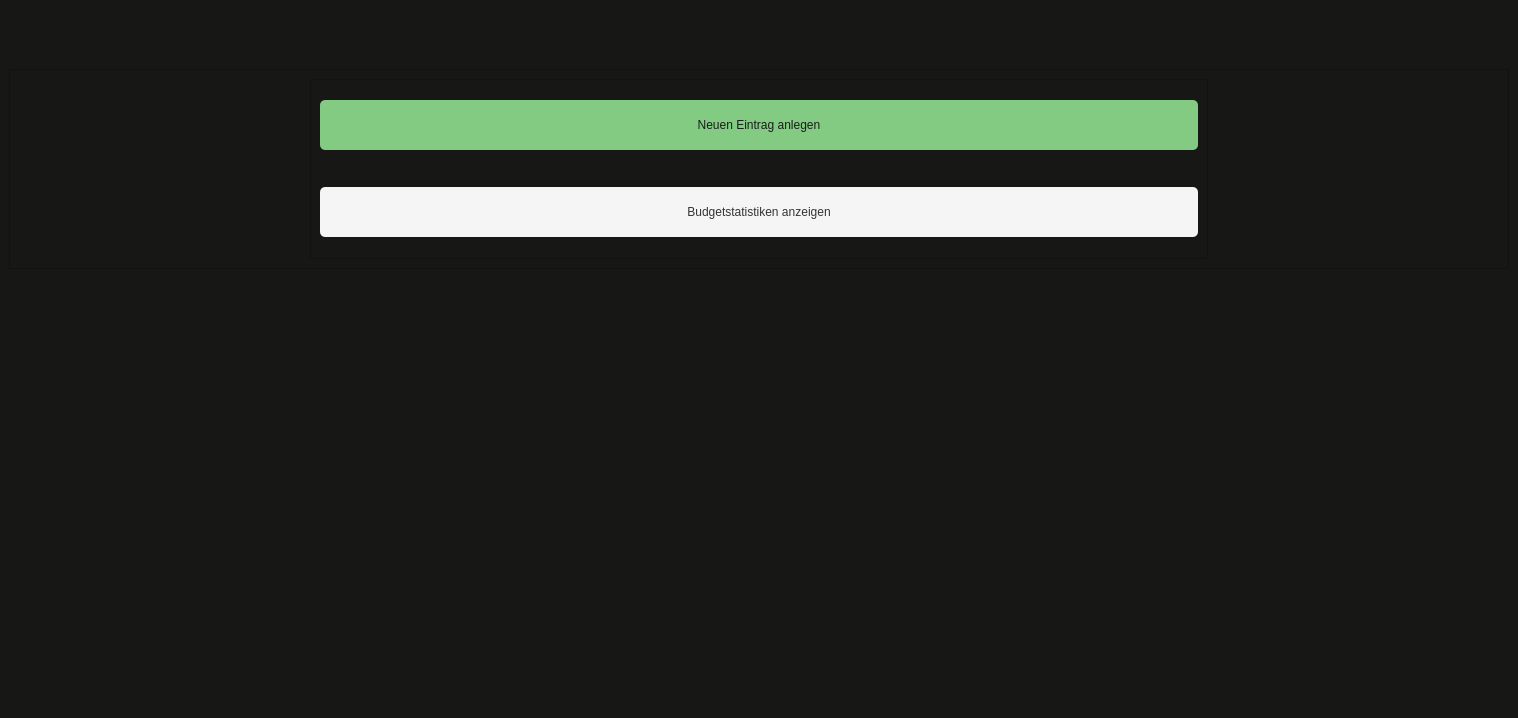
Qt form ui/mainWindow/mainwindow.ui (MopedG/FinanceAnalytics) before a commit.
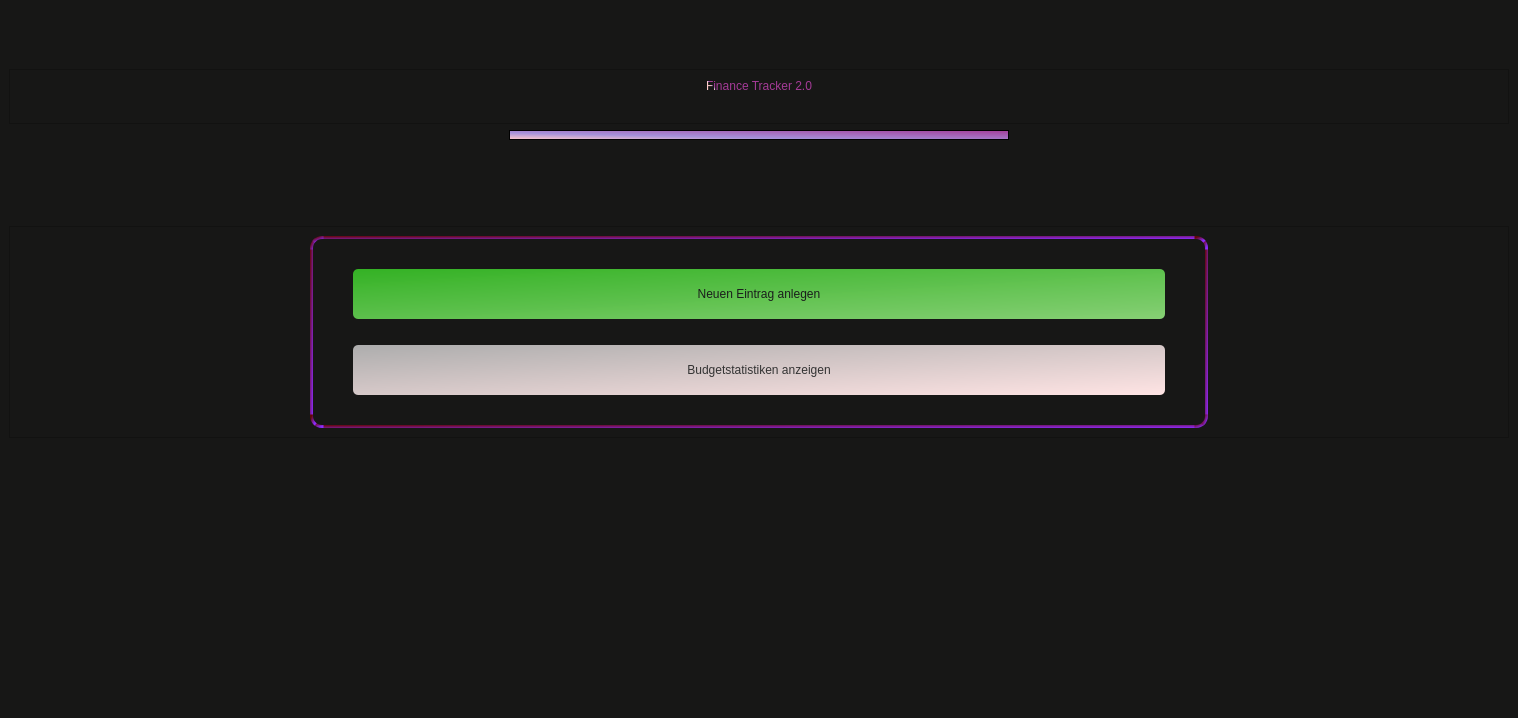
The same form after that commit.

Commit message:
Redo Design of Main Page
Changes:
- Add Headline "Finance Tracker 2.0" with version info
- Change button colors
- Add border around buttons

The edit to the form file:
```diff
--- a/ui/mainWindow/mainwindow.ui
+++ b/ui/mainWindow/mainwindow.ui
@@ -86,12 +86,90 @@
           </property>
          </spacer>
         </item>
+        <item>
+         <widget class="QFrame" name="frame_3">
+          <property name="minimumSize">
+           <size>
+            <width>0</width>
+            <height>55</height>
+           </size>
+          </property>
+          <property name="frameShape">
+           <enum>QFrame::StyledPanel</enum>
+          </property>
+          <property name="frameShadow">
+           <enum>QFrame::Raised</enum>
+          </property>
+          <layout class="QVBoxLayout" name="verticalLayout_3">
+           <item alignment="Qt::AlignHCenter|Qt::AlignTop">
+            <widget class="QLabel" name="label">
+             <property name="styleSheet">
+              <string notr="true">font: 700 30pt &quot;Verdana&quot;;
+color: qlineargradient(spread:pad, x1:1, y1:0.011, x2:0, y2:0.960227, stop:0 rgba(164, 58, 151, 255), stop:0.659218 rgba(165, 145, 218, 255), stop:1 rgba(255, 203, 203, 255));
+qproperty-alignment: AlignCenter;</string>
+             </property>
+             <property name="text">
+              <string>Finance Tracker 2.0</string>
+             </property>
+            </widget>
+           </item>
+          </layout>
+         </widget>
+        </item>
+        <item alignment="Qt::AlignHCenter">
+         <widget class="QFrame" name="frame_4">
+          <property name="minimumSize">
+           <size>
+            <width>500</width>
+            <height>10</height>
+           </size>
+          </property>
+          <property name="styleSheet">
+           <string notr="true">background-color: qlineargradient(spread:pad, x1:1, y1:0.011, x2:0, y2:0.960227, stop:0 rgba(164, 58, 151, 255), stop:0.659218 rgba(165, 145, 218, 255), stop:1 rgba(255, 203, 203, 255));</string>
+          </property>
+          <property name="frameShape">
+           <enum>QFrame::StyledPanel</enum>
+          </property>
+          <property name="frameShadow">
+           <enum>QFrame::Raised</enum>
+          </property>
+         </widget>
+        </item>
+        <item>
+         <spacer name="verticalSpacer_4">
+          <property name="orientation">
+           <enum>Qt::Vertical</enum>
+          </property>
+          <property name="sizeType">
+           <enum>QSizePolicy::Maximum</enum>
+          </property>
+          <property name="sizeHint" stdset="0">
+           <size>
+            <width>100</width>
+            <height>40</height>
+           </size>
+          </property>
+         </spacer>
+        </item>
+        <item>
+         <spacer name="verticalSpacer_5">
+          <property name="orientation">
+           <enum>Qt::Vertical</enum>
+          </property>
+          <property name="sizeHint" stdset="0">
+           <size>
+            <width>20</width>
+            <height>40</height>
+           </size>
+          </property>
+         </spacer>
+        </item>
         <item alignment="Qt::AlignTop">
          <widget class="QFrame" name="frame">
           <property name="sizePolicy">
            <sizepolicy hsizetype="Preferred" vsizetype="Expanding">
             <horstretch>1</horstretch>
-            <verstretch>0</verstretch>
+            <verstretch>1</verstretch>
            </sizepolicy>
           </property>
           <property name="minimumSize">
@@ -143,7 +221,12 @@
               </size>
              </property>
              <property name="styleSheet">
-              <string notr="true"/>
+              <string notr="true">#frame_2{
+	border: 3px solid qlineargradient(spread:pad, x1:0, y1:0, x2:1, y2:1, stop:0 rgba(100, 6, 6, 255), stop:1 rgba(139, 45, 255, 255));
+border-radius: 12px;
+}
+
+</string>
              </property>
              <property name="frameShape">
               <enum>QFrame::StyledPanel</enum>
@@ -152,6 +235,18 @@
               <enum>QFrame::Raised</enum>
              </property>
              <layout class="QVBoxLayout" name="verticalLayout_4">
+              <property name="leftMargin">
+               <number>40</number>
+              </property>
+              <property name="topMargin">
+               <number>30</number>
+              </property>
+              <property name="rightMargin">
+               <number>40</number>
+              </property>
+              <property name="bottomMargin">
+               <number>30</number>
+              </property>
               <item>
                <widget class="QPushButton" name="newEntryButton">
                 <property name="sizePolicy">
@@ -176,7 +271,8 @@
                  <string notr="true">QPushButton
 {
 	border-radius: 5px;
-	background-color: rgb(131, 202, 131);
+	
+	background-color: qlineargradient(spread:pad, x1:0.00558659, y1:0, x2:1, y2:1, stop:0 rgba(55, 193, 38, 232), stop:1 rgba(163, 255, 141, 203));
 	color: rgb(26, 29, 27);
 	font: 700 20pt &quot;Segoe UI&quot;;
 }
@@ -204,7 +300,7 @@
                 </property>
                 <property name="sizeHint" stdset="0">
                  <size>
-                  <width>20</width>
+                  <width>40</width>
                   <height>20</height>
                  </size>
                 </property>
@@ -236,7 +332,8 @@
 QPushButton
 {
 	border-radius: 5px;
-	background-color: rgb(245, 245, 245);
+	
+	background-color: qlineargradient(spread:pad, x1:0, y1:0, x2:1, y2:1, stop:0 rgba(173, 173, 173, 255), stop:1 rgba(255, 228, 228, 255));
 	color: rgb(51, 51, 51);
 	font: 700 20pt &quot;Segoe UI&quot;;
 }
```
Left out of the diff: 12 changed lines with no effect on the pictures. The commit also changes 1 other file.
